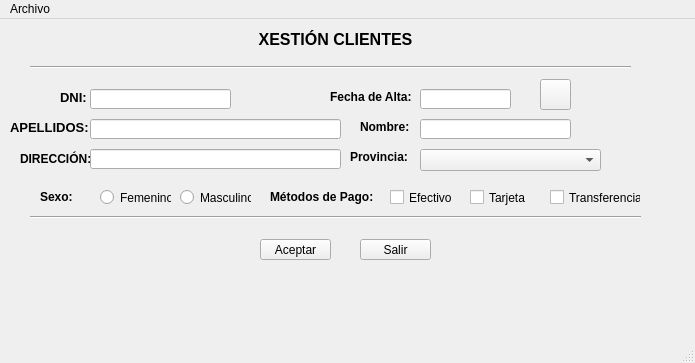
The window that ventana.ui (xMrAvocado/ProyDos) describes before a commit, drawn with Qt 5.
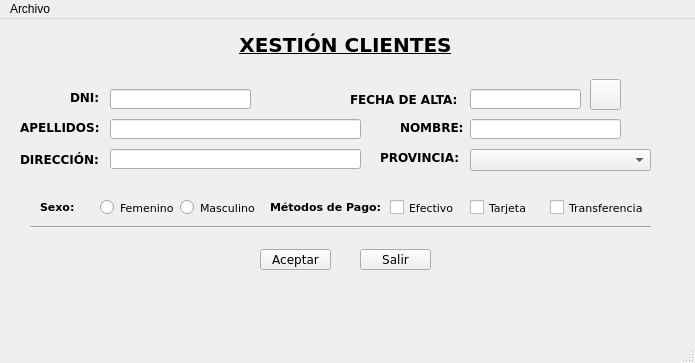
The same window after the commit. Icons and pictures are not drawn.

```diff
--- a/ventana.ui
+++ b/ventana.ui
@@ -17,17 +17,19 @@
    <widget class="QLabel" name="lblXexCli">
     <property name="geometry">
      <rect>
-      <x>250</x>
+      <x>230</x>
       <y>10</y>
-      <width>171</width>
-      <height>21</height>
+      <width>231</width>
+      <height>31</height>
      </rect>
     </property>
     <property name="font">
      <font>
-      <pointsize>12</pointsize>
+      <family>Verdana</family>
+      <pointsize>15</pointsize>
       <weight>75</weight>
       <bold>true</bold>
+      <underline>true</underline>
      </font>
     </property>
     <property name="styleSheet">
@@ -40,23 +42,10 @@
      <set>Qt::AlignCenter</set>
     </property>
    </widget>
-   <widget class="Line" name="line">
-    <property name="geometry">
-     <rect>
-      <x>30</x>
-      <y>40</y>
-      <width>601</width>
-      <height>16</height>
-     </rect>
-    </property>
-    <property name="orientation">
-     <enum>Qt::Horizontal</enum>
-    </property>
-   </widget>
    <widget class="QLabel" name="lblDNI">
     <property name="geometry">
      <rect>
-      <x>60</x>
+      <x>70</x>
       <y>70</y>
       <width>41</width>
       <height>16</height>
@@ -64,7 +53,8 @@
     </property>
     <property name="font">
      <font>
-      <pointsize>10</pointsize>
+      <family>Verdana</family>
+      <pointsize>9</pointsize>
       <weight>75</weight>
       <bold>true</bold>
      </font>
@@ -77,11 +67,17 @@
     <property name="geometry">
      <rect>
       <x>30</x>
-      <y>190</y>
-      <width>611</width>
+      <y>200</y>
+      <width>621</width>
       <height>16</height>
      </rect>
     </property>
+    <property name="font">
+     <font>
+      <family>Verdana</family>
+      <pointsize>9</pointsize>
+     </font>
+    </property>
     <property name="orientation">
      <enum>Qt::Horizontal</enum>
     </property>
@@ -89,25 +85,32 @@
    <widget class="QLineEdit" name="editDni">
     <property name="geometry">
      <rect>
-      <x>90</x>
+      <x>110</x>
       <y>70</y>
       <width>141</width>
       <height>20</height>
      </rect>
     </property>
+    <property name="font">
+     <font>
+      <family>Verdana</family>
+      <pointsize>9</pointsize>
+     </font>
+    </property>
    </widget>
    <widget class="QLabel" name="lblApel">
     <property name="geometry">
      <rect>
-      <x>10</x>
+      <x>20</x>
       <y>100</y>
-      <width>81</width>
+      <width>91</width>
       <height>16</height>
      </rect>
     </property>
     <property name="font">
      <font>
-      <pointsize>10</pointsize>
+      <family>Verdana</family>
+      <pointsize>9</pointsize>
       <weight>75</weight>
       <bold>true</bold>
      </font>
@@ -119,51 +122,74 @@
    <widget class="QLineEdit" name="editApel">
     <property name="geometry">
      <rect>
-      <x>90</x>
+      <x>110</x>
       <y>100</y>
       <width>251</width>
       <height>20</height>
      </rect>
     </property>
+    <property name="font">
+     <font>
+      <family>Verdana</family>
+      <pointsize>9</pointsize>
+     </font>
+    </property>
+    <property name="text">
+     <string/>
+    </property>
    </widget>
    <widget class="QLabel" name="lblNome">
     <property name="geometry">
      <rect>
-      <x>360</x>
+      <x>400</x>
       <y>100</y>
-      <width>61</width>
+      <width>71</width>
       <height>16</height>
      </rect>
     </property>
     <property name="font">
      <font>
+      <family>Verdana</family>
+      <pointsize>9</pointsize>
       <weight>75</weight>
       <bold>true</bold>
      </font>
     </property>
     <property name="text">
-     <string>Nombre: </string>
+     <string>NOMBRE:</string>
     </property>
    </widget>
    <widget class="QLineEdit" name="editNome">
     <property name="geometry">
      <rect>
-      <x>420</x>
+      <x>470</x>
       <y>100</y>
       <width>151</width>
       <height>20</height>
      </rect>
     </property>
+    <property name="font">
+     <font>
+      <family>Verdana</family>
+      <pointsize>9</pointsize>
+     </font>
+    </property>
    </widget>
    <widget class="QPushButton" name="btnAceptar">
     <property name="geometry">
      <rect>
       <x>260</x>
-      <y>220</y>
+      <y>230</y>
       <width>71</width>
       <height>21</height>
      </rect>
     </property>
+    <property name="font">
+     <font>
+      <family>Verdana</family>
+      <pointsize>9</pointsize>
+     </font>
+    </property>
     <property name="text">
      <string>Aceptar</string>
     </property>
@@ -172,11 +198,17 @@
     <property name="geometry">
      <rect>
       <x>360</x>
-      <y>220</y>
+      <y>230</y>
       <width>71</width>
       <height>21</height>
      </rect>
     </property>
+    <property name="font">
+     <font>
+      <family>Verdana</family>
+      <pointsize>9</pointsize>
+     </font>
+    </property>
     <property name="text">
      <string>Salir</string>
     </property>
@@ -192,8 +224,8 @@
     </property>
     <property name="font">
      <font>
-      <family>Comic Sans MS</family>
-      <pointsize>14</pointsize>
+      <family>Verdana</family>
+      <pointsize>9</pointsize>
       <weight>75</weight>
       <italic>true</italic>
       <bold>true</bold>
@@ -207,13 +239,15 @@
     <property name="geometry">
      <rect>
       <x>40</x>
-      <y>170</y>
+      <y>180</y>
       <width>41</width>
       <height>16</height>
      </rect>
     </property>
     <property name="font">
      <font>
+      <family>Verdana</family>
+      <pointsize>8</pointsize>
       <weight>75</weight>
       <bold>true</bold>
      </font>
@@ -226,11 +260,17 @@
     <property name="geometry">
      <rect>
       <x>100</x>
-      <y>170</y>
-      <width>71</width>
+      <y>180</y>
+      <width>81</width>
       <height>17</height>
      </rect>
     </property>
+    <property name="font">
+     <font>
+      <family>Verdana</family>
+      <pointsize>8</pointsize>
+     </font>
+    </property>
     <property name="text">
      <string>Femenino</string>
     </property>
@@ -239,11 +279,17 @@
     <property name="geometry">
      <rect>
       <x>180</x>
-      <y>170</y>
-      <width>71</width>
+      <y>180</y>
+      <width>81</width>
       <height>17</height>
      </rect>
     </property>
+    <property name="font">
+     <font>
+      <family>Verdana</family>
+      <pointsize>8</pointsize>
+     </font>
+    </property>
     <property name="text">
      <string>Masculino</string>
     </property>
@@ -252,13 +298,15 @@
     <property name="geometry">
      <rect>
       <x>270</x>
-      <y>170</y>
-      <width>111</width>
+      <y>180</y>
+      <width>121</width>
       <height>16</height>
      </rect>
     </property>
     <property name="font">
      <font>
+      <family>Verdana</family>
+      <pointsize>8</pointsize>
       <weight>75</weight>
       <bold>true</bold>
      </font>
@@ -271,11 +319,17 @@
     <property name="geometry">
      <rect>
       <x>390</x>
-      <y>170</y>
+      <y>180</y>
       <width>70</width>
       <height>17</height>
      </rect>
     </property>
+    <property name="font">
+     <font>
+      <family>Verdana</family>
+      <pointsize>8</pointsize>
+     </font>
+    </property>
     <property name="text">
      <string>Efectivo</string>
     </property>
@@ -284,11 +338,17 @@
     <property name="geometry">
      <rect>
       <x>470</x>
-      <y>170</y>
+      <y>180</y>
       <width>70</width>
       <height>17</height>
      </rect>
     </property>
+    <property name="font">
+     <font>
+      <family>Verdana</family>
+      <pointsize>8</pointsize>
+     </font>
+    </property>
     <property name="text">
      <string>Tarjeta</string>
     </property>
@@ -297,11 +357,17 @@
     <property name="geometry">
      <rect>
       <x>550</x>
-      <y>170</y>
-      <width>91</width>
+      <y>180</y>
+      <width>101</width>
       <height>17</height>
      </rect>
     </property>
+    <property name="font">
+     <font>
+      <family>Verdana</family>
+      <pointsize>8</pointsize>
+     </font>
+    </property>
     <property name="text">
      <string>Transferencia</string>
     </property>
@@ -311,12 +377,14 @@
      <rect>
       <x>20</x>
       <y>130</y>
-      <width>71</width>
+      <width>91</width>
       <height>20</height>
      </rect>
     </property>
     <property name="font">
      <font>
+      <family>Verdana</family>
+      <pointsize>9</pointsize>
       <weight>75</weight>
       <bold>true</bold>
      </font>
@@ -328,80 +396,108 @@
    <widget class="QLineEdit" name="editDir">
     <property name="geometry">
      <rect>
-      <x>90</x>
+      <x>110</x>
       <y>130</y>
       <width>251</width>
       <height>20</height>
      </rect>
     </property>
+    <property name="font">
+     <font>
+      <family>Verdana</family>
+      <pointsize>9</pointsize>
+     </font>
+    </property>
    </widget>
    <widget class="QLabel" name="lblProv">
     <property name="geometry">
      <rect>
-      <x>350</x>
+      <x>380</x>
       <y>130</y>
-      <width>61</width>
+      <width>91</width>
       <height>16</height>
      </rect>
     </property>
     <property name="font">
      <font>
+      <family>Verdana</family>
+      <pointsize>9</pointsize>
       <weight>75</weight>
       <bold>true</bold>
      </font>
     </property>
     <property name="text">
-     <string>Provincia:</string>
+     <string>PROVINCIA:</string>
     </property>
    </widget>
    <widget class="QComboBox" name="cmbProv">
     <property name="geometry">
      <rect>
-      <x>420</x>
+      <x>470</x>
       <y>130</y>
       <width>181</width>
       <height>22</height>
      </rect>
     </property>
+    <property name="font">
+     <font>
+      <family>Verdana</family>
+      <pointsize>9</pointsize>
+     </font>
+    </property>
    </widget>
    <widget class="QLabel" name="lblClialta">
     <property name="geometry">
      <rect>
-      <x>330</x>
+      <x>350</x>
       <y>70</y>
-      <width>81</width>
-      <height>16</height>
+      <width>111</width>
+      <height>20</height>
      </rect>
     </property>
     <property name="font">
      <font>
+      <family>Verdana</family>
+      <pointsize>9</pointsize>
       <weight>75</weight>
       <bold>true</bold>
      </font>
     </property>
     <property name="text">
-     <string>Fecha de Alta:</string>
+     <string>FECHA DE ALTA:</string>
     </property>
    </widget>
    <widget class="QLineEdit" name="editClialta">
     <property name="geometry">
      <rect>
-      <x>420</x>
+      <x>470</x>
       <y>70</y>
-      <width>91</width>
+      <width>111</width>
       <height>20</height>
      </rect>
     </property>
+    <property name="font">
+     <font>
+      <family>Verdana</family>
+      <pointsize>9</pointsize>
+     </font>
+    </property>
    </widget>
    <widget class="QPushButton" name="btnCalendar">
     <property name="geometry">
      <rect>
-      <x>540</x>
+      <x>590</x>
       <y>60</y>
       <width>31</width>
       <height>31</height>
      </rect>
     </property>
+    <property name="font">
+     <font>
+      <family>Verdana</family>
+      <pointsize>9</pointsize>
+     </font>
+    </property>
     <property name="text">
      <string/>
     </property>
```
